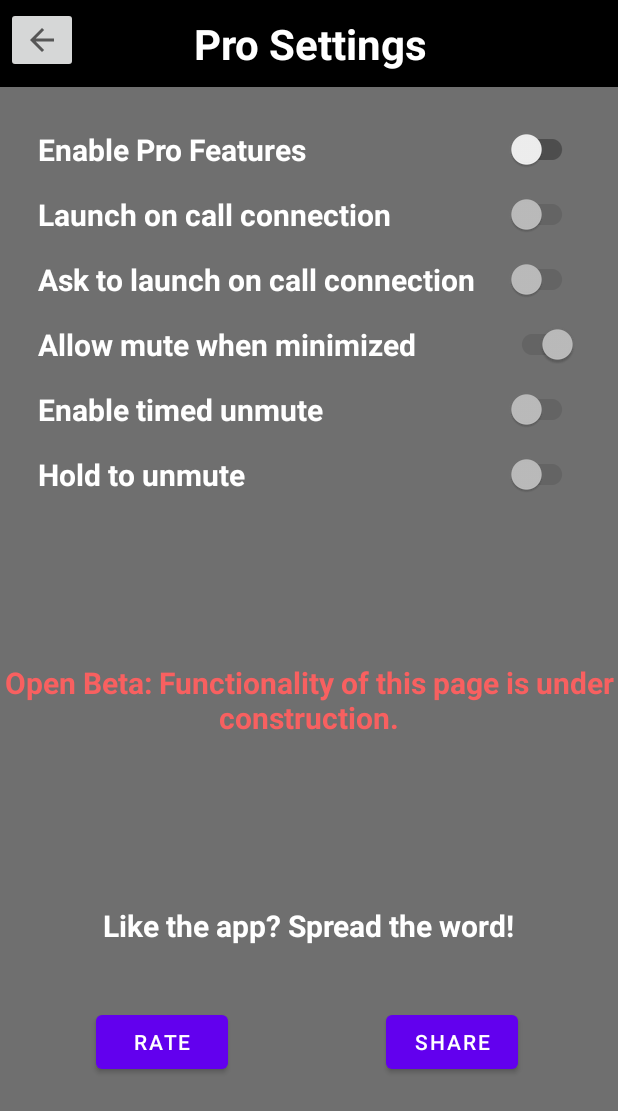
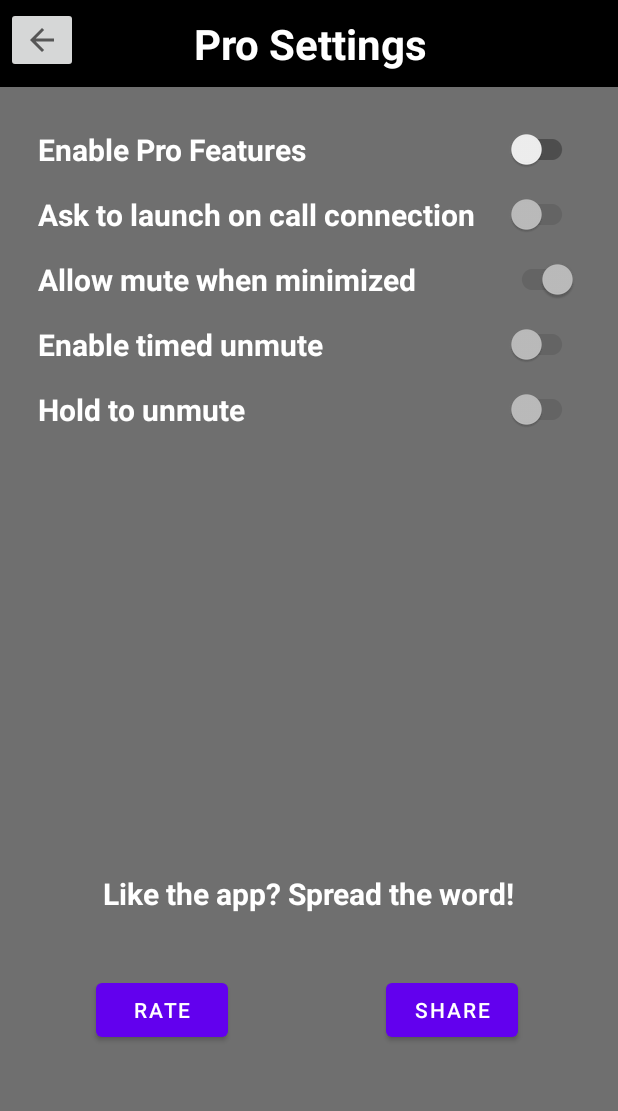
Before and after one commit to chargraves85/EasyMute, an Android app: the SettingsActivity screen opened directly, with no data from a screen before it, on a phone screen of 412 x 824 dp. Shown: the top 1111 px of the screen. Run offline under Robolectric (Android 15) with nearby library versions, the phone set to English and light mode, and no system bars.

Commit message:
adding preferences

```diff
--- a/app/src/main/res/layout-land/settings.xml
+++ b/app/src/main/res/layout-land/settings.xml
@@ -6,22 +6,6 @@
     android:layout_height="match_parent"
     android:background="#6f6f6f"
     android:orientation="vertical">
-
-    <TextView
-        android:id="@+id/textView5"
-        android:layout_width="240dp"
-        android:layout_height="82dp"
-        android:layout_marginTop="76dp"
-        android:layout_marginEnd="52dp"
-        android:text="Open Beta: Functionality of this page is under construction."
-        android:textAlignment="center"
-        android:textColor="#F86060"
-        android:textSize="20sp"
-        android:textStyle="bold"
-        app:layout_constraintBottom_toBottomOf="parent"
-        app:layout_constraintEnd_toEndOf="parent"
-        app:layout_constraintTop_toBottomOf="@+id/textView4"
-        app:layout_constraintVertical_bias="0.514" />
 
     <androidx.appcompat.widget.Toolbar
         android:id="@+id/toolbar"
@@ -103,7 +87,7 @@
         app:layout_constraintEnd_toEndOf="parent"
         app:layout_constraintHorizontal_bias="0.097"
         app:layout_constraintStart_toStartOf="parent"
-        app:layout_constraintTop_toBottomOf="@+id/callLaunchAuto" />
+        app:layout_constraintTop_toBottomOf="@+id/premiumToggle" />
 
     <androidx.appcompat.widget.SwitchCompat
         android:id="@+id/minimizeMute"
@@ -119,21 +103,6 @@
         app:layout_constraintHorizontal_bias="0.097"
         app:layout_constraintStart_toStartOf="parent"
         app:layout_constraintTop_toBottomOf="@+id/callLaunchAsk" />
-
-    <androidx.appcompat.widget.SwitchCompat
-        android:id="@+id/callLaunchAuto"
-        android:layout_width="360dp"
-        android:layout_height="25dp"
-        android:layout_marginTop="16dp"
-        android:enabled="false"
-        android:text="@string/launch_on_call_connection"
-        android:textColor="@color/white"
-        android:textSize="20sp"
-        android:textStyle="bold"
-        app:layout_constraintEnd_toEndOf="parent"
-        app:layout_constraintHorizontal_bias="0.097"
-        app:layout_constraintStart_toStartOf="parent"
-        app:layout_constraintTop_toBottomOf="@+id/premiumToggle" />
 
     <androidx.appcompat.widget.SwitchCompat
         android:id="@+id/timedUnmute"
@@ -171,10 +140,8 @@
         android:layout_marginTop="16dp"
         android:layout_marginEnd="196dp"
         android:text="@string/rate"
-        app:layout_constraintBottom_toTopOf="@+id/textView5"
         app:layout_constraintEnd_toEndOf="parent"
-        app:layout_constraintTop_toBottomOf="@+id/textView4"
-        app:layout_constraintVertical_bias="0.0" />
+        app:layout_constraintTop_toBottomOf="@+id/textView4" />
 
     <Button
         android:id="@+id/share"
@@ -182,11 +149,9 @@
         android:layout_height="wrap_content"
         android:layout_marginTop="16dp"
         android:text="@string/share"
-        app:layout_constraintBottom_toBottomOf="@+id/textView5"
         app:layout_constraintEnd_toEndOf="parent"
         app:layout_constraintHorizontal_bias="0.379"
         app:layout_constraintStart_toEndOf="@+id/rate"
-        app:layout_constraintTop_toBottomOf="@+id/textView4"
-        app:layout_constraintVertical_bias="0.0" />
+        app:layout_constraintTop_toBottomOf="@+id/textView4" />
 
 </androidx.constraintlayout.widget.ConstraintLayout>
--- a/app/src/main/res/layout/settings.xml
+++ b/app/src/main/res/layout/settings.xml
@@ -46,21 +46,6 @@
 
     <androidx.appcompat.widget.SwitchCompat
         android:enabled="false"
-        android:id="@+id/callLaunchAuto"
-        android:layout_width="360dp"
-        android:layout_height="25dp"
-        android:layout_marginTop="16dp"
-        android:text="@string/launch_on_call_connection"
-        android:textColor="@color/white"
-        android:textSize="20sp"
-        android:textStyle="bold"
-        app:layout_constraintEnd_toEndOf="parent"
-        app:layout_constraintHorizontal_bias="0.49"
-        app:layout_constraintStart_toStartOf="parent"
-        app:layout_constraintTop_toBottomOf="@+id/premiumToggle" />
-
-    <androidx.appcompat.widget.SwitchCompat
-        android:enabled="false"
         android:id="@+id/timedUnmute"
         android:layout_width="360dp"
         android:layout_height="25dp"
@@ -105,11 +90,11 @@
         app:layout_constraintTop_toBottomOf="@+id/timedUnmute" />
 
     <androidx.appcompat.widget.SwitchCompat
-        android:enabled="false"
         android:id="@+id/callLaunchAsk"
         android:layout_width="360dp"
         android:layout_height="25dp"
         android:layout_marginTop="16dp"
+        android:enabled="false"
         android:text="@string/ask_to_launch_on_call_connection"
         android:textColor="@color/white"
         android:textSize="20sp"
@@ -117,7 +102,7 @@
         app:layout_constraintEnd_toEndOf="parent"
         app:layout_constraintHorizontal_bias="0.49"
         app:layout_constraintStart_toStartOf="parent"
-        app:layout_constraintTop_toBottomOf="@+id/callLaunchAuto" />
+        app:layout_constraintTop_toBottomOf="@+id/premiumToggle" />
 
     <androidx.appcompat.widget.SwitchCompat
         android:id="@+id/premiumToggle"
@@ -168,18 +153,4 @@
         app:layout_constraintStart_toEndOf="@+id/rate"
         app:layout_constraintTop_toBottomOf="@+id/textView4" />
 
-    <TextView
-        android:id="@+id/textView2"
-        android:layout_width="wrap_content"
-        android:layout_height="wrap_content"
-        android:text="Open Beta: Functionality of this page is under construction."
-        android:textAlignment="center"
-        android:textColor="#F86060"
-        android:textSize="20sp"
-        android:textStyle="bold"
-        app:layout_constraintBottom_toTopOf="@+id/textView4"
-        app:layout_constraintEnd_toEndOf="parent"
-        app:layout_constraintStart_toStartOf="parent"
-        app:layout_constraintTop_toBottomOf="@+id/holdToMute" />
-
 </androidx.constraintlayout.widget.ConstraintLayout>
```
Also changed, not shown: app/src/main/AndroidManifest.xml (+7 -1 lines), app/src/main/java/com/velocicrafted/easymute/MainActivity.kt (+12 -0 lines), app/src/main/java/com/velocicrafted/easymute/NotificationHandler.kt (added, +125 -0 lines), app/src/main/java/com/velocicrafted/easymute/SettingsActivity.kt (+59 -24 lines).
